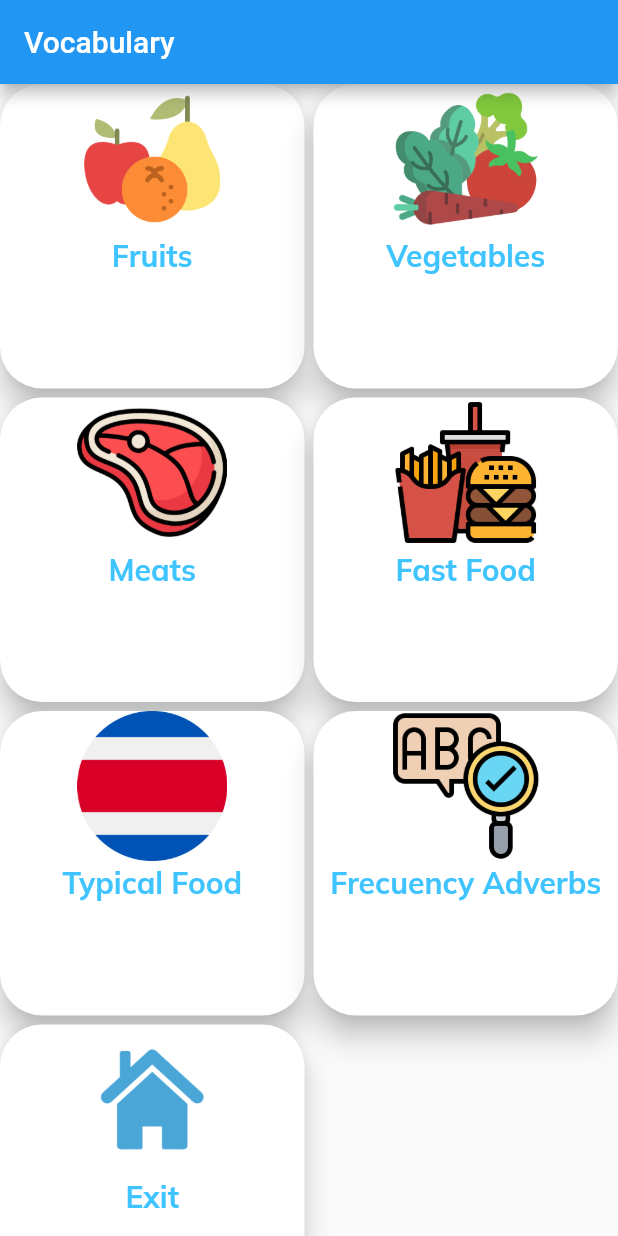
After one commit to Estebanq3/QuizApp1, a Flutter app: the ThirdPage screen opened directly, on a phone screen of 412 x 824 dp. The commit adds this screen. Run offline on Flutter 3.47's test engine with Material 2 defaults, Android fonts, the phone set to English and light mode, and no system bars; our stand-ins replace google_fonts, percent_indicator; missing offline and left inert: insta_image_viewer.

Commit message:
Quiz app version 2.0

```diff
--- a/QuizAppmaster/lib/utilities/list_of_questions.dart
+++ b/QuizAppmaster/lib/utilities/list_of_questions.dart
@@ -10,5 +10,5 @@ List<String> questionsList = [
   'Which of these is a field that is closely related to AI?',
   'An essential field which is central to Artificial Intelligence research is?',
   'The study of computer algorithms that improve automatically through experience is termed?',
-  'Quien es la mujer mas hermosa del mundo?'
+  'Quien es la mujer mas hermosa del mundo?',
 ];
--- a/QuizAppmaster/lib/view/Widgets/question_mark_icon.dart
+++ b/QuizAppmaster/lib/view/Widgets/question_mark_icon.dart
@@ -8,8 +8,8 @@ class QuestionMarkIcon extends StatelessWidget {
   @override
   Widget build(BuildContext context) {
     return Container(
-      height: 60,
-      width: 60,
+      height: 20,
+      width: 30,
       decoration: const BoxDecoration(
         color: Colors.white,
         borderRadius: BorderRadius.all(Radius.circular(20)),
--- a/QuizAppmaster/lib/view/screens/home_screen.dart
+++ b/QuizAppmaster/lib/view/screens/home_screen.dart
@@ -5,6 +5,7 @@ import 'package:provider/provider.dart';
 import '../../controller/index_controller.dart';
 import '../../utilities/list_of_answers.dart';
 import '../../utilities/list_of_questions.dart';
+import '../../utilities/list_of_images.dart';
 import '../Widgets/choose_an_answer_box.dart';
 import '../Widgets/option_box.dart';
 import '../Widgets/question_answer_divider.dart';
@@ -96,7 +97,9 @@ class FirstPage extends StatelessWidget {
               indexForQuestionNumber = provider.currentQuestionIndex;
 
               return QuestionBox(
-                  question: questionsList[indexForQuestionNumber]);
+                question: questionsList[indexForQuestionNumber],
+                image: imagesList[indexForQuestionNumber],
+              );
             }),
             const DividerToDivideQuestionAndAnswer(),
             const QuestionMarkIcon(),
--- a/QuizAppmaster/lib/view/screens/result_screen.dart
+++ b/QuizAppmaster/lib/view/screens/result_screen.dart
@@ -140,12 +140,12 @@ class ResultPage extends StatelessWidget {
                       animation: true,
                       radius: 70,
                       lineWidth: 13.0,
-                      percent: marksEarnedFromQuiz / 10,
+                      percent: marksEarnedFromQuiz / 11,
                       animationDuration: 1000,
                       reverse: true,
                       circularStrokeCap: CircularStrokeCap.round,
                       center: Text(
-                        "$marksEarnedFromQuiz/10",
+                        "$marksEarnedFromQuiz/11",
                         style: GoogleFonts.mulish(
                           color: Colors.black,
                           fontWeight: FontWeight.w700,
@@ -250,7 +250,7 @@ class ResultPage extends StatelessWidget {
                                 height: 60,
                                 color: Colors.white,
                                 child: Text(
-                                  'Congratulations\n You Passed the exam',
+                                  'Congratulations\n You have an excellent english level',
                                   textAlign: TextAlign.center,
                                   style: GoogleFonts.mulish(
                                     color: Colors.black,
--- /dev/null
+++ b/QuizAppmaster/lib/view/screens/vocabulary_screen.dart
@@ -0,0 +1,263 @@
+import 'package:flutter/material.dart';
+import 'package:google_fonts/google_fonts.dart';
+import 'package:quizapp2/view/screens/start_screen.dart';
+import 'home_screen.dart';
+
+// ignore: must_be_immutable
+class ThirdPage extends StatelessWidget {
+  const ThirdPage({super.key});
+  @override
+  Widget build(BuildContext context) {
+    return Scaffold(
+      appBar: AppBar(
+        title: const Text(
+          "Vocabulary",
+          textAlign: TextAlign.center,
+        ),
+      ),
+      body: Center(
+          child: Container(
+        child: GridView.count(
+          crossAxisCount: 2,
+          mainAxisSpacing: 6,
+          crossAxisSpacing: 6,
+          children: [
+            Material(
+              color: Colors.white,
+              elevation: 8,
+              borderRadius: BorderRadius.circular(28),
+              clipBehavior: Clip.antiAliasWithSaveLayer,
+              child: InkWell(
+                splashColor: Colors.lightBlueAccent,
+                onTap: () {},
+                child: Column(
+                  mainAxisSize: MainAxisSize.min,
+                  children: [
+                    Ink.image(
+                      image: const AssetImage('Assets/fruits.png'),
+                      height: 100,
+                      width: 100,
+                      fit: BoxFit.cover,
+                    ),
+                    const SizedBox(
+                      height: 2,
+                    ),
+                    Text(
+                      'Fruits',
+                      style: GoogleFonts.mulish(
+                        fontSize: 20,
+                        fontWeight: FontWeight.w700,
+                        color: Colors.lightBlueAccent,
+                      ),
+                    ),
+                  ],
+                ),
+              ),
+            ),
+            Material(
+              color: Colors.white,
+              elevation: 8,
+              borderRadius: BorderRadius.circular(28),
+              clipBehavior: Clip.antiAliasWithSaveLayer,
+              child: InkWell(
+                splashColor: Colors.lightBlueAccent,
+                onTap: () {},
+                child: Column(
+                  mainAxisSize: MainAxisSize.min,
+                  children: [
+                    Ink.image(
+                      image: const AssetImage('Assets/vegetables.png'),
+                      height: 100,
+                      width: 100,
+                      fit: BoxFit.cover,
+                    ),
+                    const SizedBox(
+                      height: 2,
+                    ),
+                    Text(
+                      'Vegetables',
+                      style: GoogleFonts.mulish(
+                        fontSize: 20,
+                        fontWeight: FontWeight.w700,
+                        color: Colors.lightBlueAccent,
+                      ),
+                    ),
+                  ],
+                ),
+              ),
+            ),
+            Material(
+              color: Colors.white,
+              elevation: 8,
+              borderRadius: BorderRadius.circular(28),
+              clipBehavior: Clip.antiAliasWithSaveLayer,
+              child: InkWell(
+                splashColor: Colors.lightBlueAccent,
+                onTap: () {},
+                child: Column(
+                  mainAxisSize: MainAxisSize.min,
+                  children: [
+                    Ink.image(
+                      image: const AssetImage('Assets/meats.png'),
+                      height: 100,
+                      width: 100,
+                      fit: BoxFit.cover,
+                    ),
+                    const SizedBox(
+                      height: 2,
+                    ),
+                    Text(
+                      'Meats',
+                      style: GoogleFonts.mulish(
+                        fontSize: 20,
+                        fontWeight: FontWeight.w700,
+                        color: Colors.lightBlueAccent,
+                      ),
+                    ),
+                  ],
+                ),
+              ),
+            ),
+            Material(
+              color: Colors.white,
+              elevation: 8,
+              borderRadius: BorderRadius.circular(28),
+              clipBehavior: Clip.antiAliasWithSaveLayer,
+              child: InkWell(
+                splashColor: Colors.lightBlueAccent,
+                onTap: () {},
+                child: Column(
+                  mainAxisSize: MainAxisSize.min,
+                  children: [
+                    Ink.image(
+                      image: const AssetImage('Assets/fast_food.png'),
+                      height: 100,
+                      width: 100,
+                      fit: BoxFit.cover,
+                    ),
+                    const SizedBox(
+                      height: 2,
+                    ),
+                    Text(
+                      'Fast Food',
+                      style: GoogleFonts.mulish(
+                        fontSize: 20,
+                        fontWeight: FontWeight.w700,
+                        color: Colors.lightBlueAccent,
+                      ),
+                    ),
+                  ],
+                ),
+              ),
+            ),
+            Material(
+              color: Colors.white,
+              elevation: 8,
+              borderRadius: BorderRadius.circular(28),
+              clipBehavior: Clip.antiAliasWithSaveLayer,
+              child: InkWell(
+                splashColor: Colors.lightBlueAccent,
+                onTap: () {},
+                child: Column(
+                  mainAxisSize: MainAxisSize.min,
+                  children: [
+                    Ink.image(
+                      image: const AssetImage('Assets/costa_rica_food.png'),
+                      height: 100,
+                      width: 100,
+                      fit: BoxFit.cover,
+                    ),
+                    const SizedBox(
+                      height: 2,
+                    ),
+                    Text(
+                      'Typical Food',
+                      style: GoogleFonts.mulish(
+                        fontSize: 20,
+                        fontWeight: FontWeight.w700,
+                        color: Colors.lightBlueAccent,
+                      ),
+                    ),
+                  ],
+                ),
+              ),
+            ),
+            Material(
+              color: Colors.white,
+              elevation: 8,
+              borderRadius: BorderRadius.circular(28),
+              clipBehavior: Clip.antiAliasWithSaveLayer,
+              child: InkWell(
+                splashColor: Colors.lightBlueAccent,
+                onTap: () {},
+                child: Column(
+                  mainAxisSize: MainAxisSize.min,
+                  children: [
+                    Ink.image(
+                      image: const AssetImage('Assets/grammar.png'),
+                      height: 100,
+                      width: 100,
+                      fit: BoxFit.cover,
+                      alignment: Alignment.center,
+                    ),
+                    const SizedBox(
+                      height: 2,
+                    ),
+                    Text(
+                      'Frecuency Adverbs',
+                      style: GoogleFonts.mulish(
+                        fontSize: 20,
+                        fontWeight: FontWeight.w700,
+                        color: Colors.lightBlueAccent,
+                      ),
+                      textAlign: TextAlign.center,
+                    ),
+                  ],
+                ),
+              ),
+            ),
+            Material(
+              color: Colors.white,
+              elevation: 8,
+              borderRadius: BorderRadius.circular(28),
+              clipBehavior: Clip.antiAliasWithSaveLayer,
+              child: InkWell(
+                splashColor: Colors.lightBlueAccent,
+                onTap: () {
+                  Navigator.pushReplacement(
+                      context,
+                      MaterialPageRoute(
+                          builder: (context) => const HomeScreen()));
+                },
+                child: Column(
+                  mainAxisSize: MainAxisSize.min,
+                  children: [
+                    Ink.image(
+                      image: const AssetImage('Assets/home.png'),
+                      height: 100,
+                      width: 100,
+                      fit: BoxFit.cover,
+                      alignment: Alignment.center,
+                    ),
+                    const SizedBox(
+                      height: 2,
+                    ),
+                    Text(
+                      'Exit',
+                      style: GoogleFonts.mulish(
+                        fontSize: 20,
+                        fontWeight: FontWeight.w700,
+                        color: Colors.lightBlueAccent,
+                      ),
+                      textAlign: TextAlign.center,
+                    ),
+                  ],
+                ),
+              ),
+            ),
+          ],
+        ),
+      )),
+    );
+  }
+}
```
Also changed, not shown: QuizAppmaster/lib/utilities/list_of_images.dart (added, +14 -0 lines), QuizAppmaster/lib/view/Widgets/question_box.dart (+29 -11 lines), QuizAppmaster/lib/view/screens/irregular_verbs.dart (deleted, +0 -12 lines), QuizAppmaster/lib/view/screens/start_screen.dart (+10 -7 lines), QuizAppmaster/pubspec.yaml (+10 -1 lines), QuizAppmaster/Assets/bombero.png (added), QuizAppmaster/Assets/costa_rica_food.png (added), QuizAppmaster/Assets/fast_food.png (added), QuizAppmaster/Assets/fruits.png (added), QuizAppmaster/Assets/grammar.png (added), QuizAppmaster/Assets/home.png (added), QuizAppmaster/Assets/meats.png (added), QuizAppmaster/Assets/vegetables.png (added), QuizAppmaster/lib/view/screens/irregular_verbs_screen.dart (renamed from QuizAppmaster/lib/view/screens/verbs_screen.dart), 1 more files.
